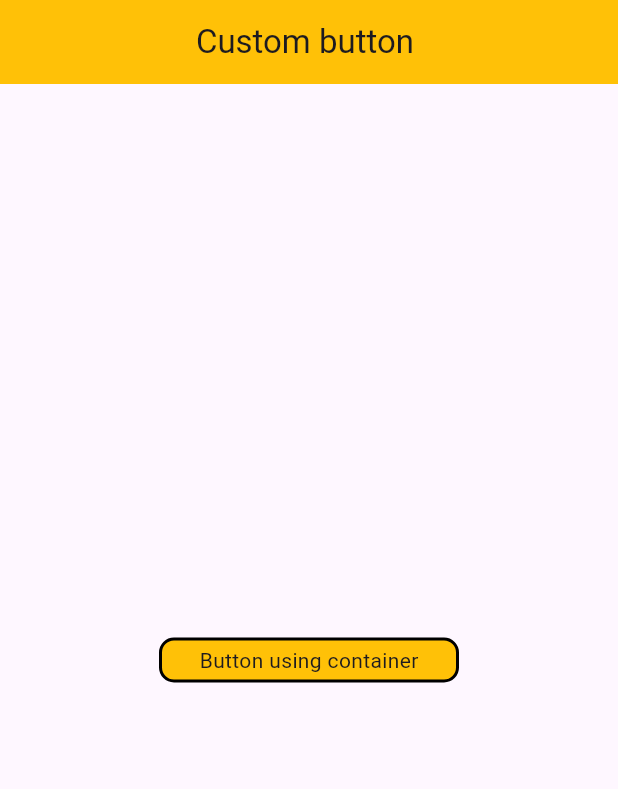
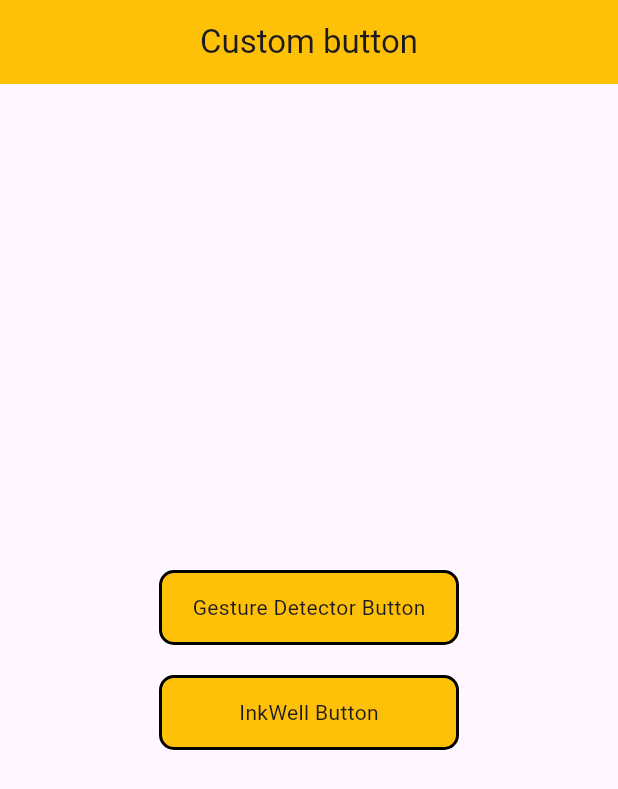
Before and after one commit to Ajkaushik9045/flutter_basics, a Flutter app: the screen it shows after launch, on a phone screen of 412 x 824 dp. Shown: the top 789 px of the screen. Run offline on Flutter 3.47's test engine with Material 3 defaults, Android fonts, the phone set to English and light mode, and no system bars; our stand-ins replace cached_network_image.

Commit message:
custom button

```diff
--- a/lib/Flutter_Widgets/Basic_Widgets/buttons_widgets/Custom Buttoms/custom_button_using_container.dart
+++ b/lib/Flutter_Widgets/Basic_Widgets/buttons_widgets/Custom Buttoms/custom_button_using_container.dart
@@ -1,6 +1,6 @@
 import 'package:flutter/material.dart';
 
-// In this Example we created a Button Shapped Conatiner and used Gesture Detector to handel the action when user tap on it
+// In this example, we created a button-shaped Container and used GestureDetector and InkWell to handle the action when the user taps on it.
 class CustomButtonUsingContainer extends StatelessWidget {
   const CustomButtonUsingContainer({super.key});
 
@@ -9,29 +9,36 @@ class CustomButtonUsingContainer extends StatelessWidget {
     return Scaffold(
       appBar: AppBar(
         // AppBar with a title and centered title text
-        title: const Text("Custom button "),
+        title: const Text("Custom button"),
         backgroundColor: Colors.amber,
         centerTitle: true,
       ),
       body: Center(
         // Center widget to center the child widget
-        child: GestureDetector(
+        child: Column(
+          mainAxisAlignment: MainAxisAlignment.center,
+          crossAxisAlignment: CrossAxisAlignment.center,
+          children: [
+
+            // Creating Button with the use of Container and GestureDetector
+            GestureDetector(
               // GestureDetector to detect tap events
               onTap: () {
                 // Show a SnackBar when the button is tapped
                 ScaffoldMessenger.of(context).showSnackBar(
                   const SnackBar(
                     content: Text(
-                  "This is the button created using the Container and Gesturedetector",
+                      "This is the button created using the Container and GestureDetector",
                     ),
                   ),
                 );
               },
               child: Container(
                 // Container to style the button
-            height: 30, // Set the height of the button
+                height: 50, // Set the height of the button
                 width: 200, // Set the width of the button
-            alignment: Alignment.center, // Center the text within the button
+                alignment:
+                    Alignment.center, // Center the text within the button
                 decoration: BoxDecoration(
                   // BoxDecoration to add styling
                   color: Colors.amber, // Background color of the button
@@ -44,8 +51,46 @@ class CustomButtonUsingContainer extends StatelessWidget {
                   ),
                 ),
                 // Text widget to display the button label
-            child: const Text("Button using container"),
+                child: const Text("Gesture Detector Button"),
               ),
+            ),
+            const SizedBox(
+              height: 20,
+            ),
+
+
+            // Creating Button with the use of Container and InkWell
+            InkWell(
+              onTap: () {
+                ScaffoldMessenger.of(context).showSnackBar(
+                  const SnackBar(
+                    content: Text(
+                        "This is the button created using Container and InkWell"),
+                  ),
+                );
+              },
+              child: Container(
+                // Container to style the button
+                height: 50, // Set the height of the button
+                width: 200, // Set the width of the button
+                alignment:
+                    Alignment.center, // Center the text within the button
+                decoration: BoxDecoration(
+                  // BoxDecoration to add styling
+                  color: Colors.amber, // Background color of the button
+                  border: Border.all(
+                    width: 2, // Border width
+                    color: Colors.black, // Border color
+                  ),
+                  borderRadius: const BorderRadius.all(
+                    Radius.circular(10), // Rounded corners with a radius of 10
+                  ),
+                ),
+                // Text widget to display the button label
+                child: const Text("InkWell Button"),
+              ),
+            ),
+          ],
         ),
       ),
     );
```
Lines whose indentation alone changed are shown as unchanged.
